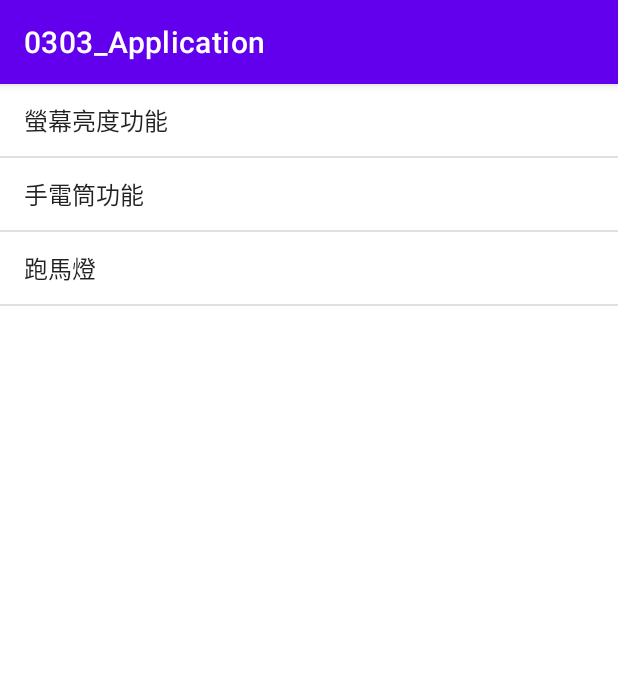
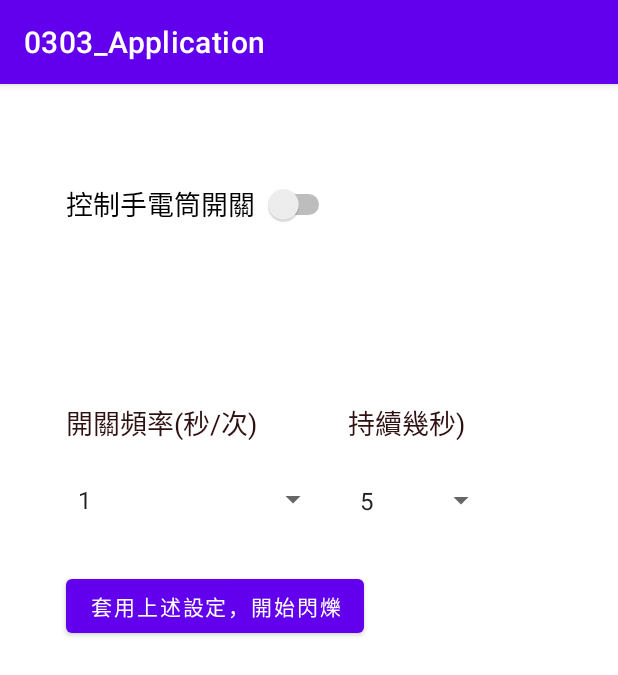
Before and after one commit to Jane0731/ControlScreenLightApp, an Android app: the MenuActivity screen opened directly, with no data from a screen before it, after a tap on "手電筒功能", on a phone screen of 412 x 824 dp. Shown: the top 675 px of the screen. Run offline under Robolectric (Android 15) with nearby library versions, the phone set to English and light mode, and no system bars.

Commit message:
add FlashActivity Function

```diff
--- a/app/build.gradle
+++ b/app/build.gradle
@@ -5,17 +5,14 @@ plugins {
 
 android {
     compileSdk 32
-
     defaultConfig {
         applicationId "com.example.a0303_application"
         minSdk 21
         targetSdk 32
         versionCode 1
         versionName "1.0"
-
         testInstrumentationRunner "androidx.test.runner.AndroidJUnitRunner"
     }
-
     buildTypes {
         release {
             minifyEnabled false
--- a/app/src/main/AndroidManifest.xml
+++ b/app/src/main/AndroidManifest.xml
@@ -2,6 +2,8 @@
 <manifest xmlns:android="http://schemas.android.com/apk/res/android"
     xmlns:tools="http://schemas.android.com/tools"
     package="com.example.a0303_application">
+    <uses-permission android:name="android.permission.FLASHLIGHT" />
+    <uses-permission android:name="android.permission.CAMERA" />
 
     <application
         android:allowBackup="true"
@@ -13,6 +15,9 @@
         android:supportsRtl="true"
         android:theme="@style/Theme.0303_Application"
         tools:targetApi="31">
+        <activity
+            android:name=".FlashlightActivity"
+            android:exported="false" />
         <activity
             android:name=".ScreenLightActivity"
             android:exported="false" />
--- /dev/null
+++ b/app/src/main/java/com/example/a0303_application/FlashlightActivity.kt
@@ -0,0 +1,113 @@
+package com.example.a0303_application
+
+import android.content.Context
+import android.hardware.ConsumerIrManager
+import android.hardware.camera2.CameraManager
+import android.os.Build
+import androidx.appcompat.app.AppCompatActivity
+import android.os.Bundle
+import android.util.Log
+import android.view.View
+import android.widget.*
+import androidx.annotation.RequiresApi
+import com.example.a0303_application.databinding.ActivityFlashlightBinding
+
+class FlashlightActivity : AppCompatActivity() {
+    private lateinit var binding: ActivityFlashlightBinding
+    private lateinit var cameraM:CameraManager
+    private lateinit var spinnerF:Spinner
+    private lateinit var spinnerS:Spinner
+    var frequency=1
+    var second=5
+
+    var isFlash=false
+    @RequiresApi(Build.VERSION_CODES.M)
+    override fun onCreate(savedInstanceState: Bundle?) {
+        super.onCreate(savedInstanceState)
+        binding= ActivityFlashlightBinding.inflate(layoutInflater)
+        setContentView(binding.root)
+        cameraM=getSystemService(Context.CAMERA_SERVICE) as CameraManager
+        binding.lightSwitch.setOnCheckedChangeListener{ _ , isChecked ->
+            setFlashLightOnOrOff()
+        }
+        spinnerF=binding.frequencySpinner
+        ArrayAdapter.createFromResource(
+            this,
+            R.array.frequency_array,
+            android.R.layout.simple_spinner_item
+        ).also { adapter ->
+            // Specify the layout to use when the list of choices appears
+            adapter.setDropDownViewResource(android.R.layout.simple_spinner_dropdown_item)
+            // Apply the adapter to the spinner
+            spinnerF.adapter = adapter
+        }
+        spinnerF.onItemSelectedListener=object:AdapterView.OnItemSelectedListener,
+            AdapterView.OnItemClickListener {
+            override fun onItemSelected(p0: AdapterView<*>?, p1: View?, p2: Int, p3: Long) {
+                when (p2) {
+                    0 -> frequency=1
+                    1 -> frequency=2
+                    2 -> frequency=3
+                    3 -> frequency=4
+                    4 -> frequency=5
+                }
+            }
+            override fun onNothingSelected(p0: AdapterView<*>?) {
+            }
+            override fun onItemClick(p0: AdapterView<*>?, p1: View?, p2: Int, p3: Long) {
+            }
+        }
+        spinnerS=binding.secondSpinner
+        ArrayAdapter.createFromResource(
+            this,
+            R.array.second_array,
+            android.R.layout.simple_spinner_item
+        ).also { adapter ->
+            // Specify the layout to use when the list of choices appears
+            adapter.setDropDownViewResource(android.R.layout.simple_spinner_dropdown_item)
+            // Apply the adapter to the spinner
+            spinnerS.adapter = adapter
+        }
+        spinnerS.onItemSelectedListener=object:AdapterView.OnItemSelectedListener,
+            AdapterView.OnItemClickListener {
+            override fun onItemSelected(p0: AdapterView<*>?, p1: View?, p2: Int, p3: Long) {
+                when (p2) {
+                    0 -> second=5
+                    1 -> second=10
+                    2 -> second=20
+                }
+            }
+            override fun onNothingSelected(p0: AdapterView<*>?) {
+            }
+            override fun onItemClick(p0: AdapterView<*>?, p1: View?, p2: Int, p3: Long) {
+            }
+        }
+        binding.button.setOnClickListener{
+            setFlashLightFrequency(frequency,second)
+        }
+
+    }
+    @RequiresApi(Build.VERSION_CODES.M)
+    private fun setFlashLightOnOrOff(){
+        val cameraListId=cameraM.cameraIdList[0]
+        if(!isFlash){
+            cameraM.setTorchMode(cameraListId,true)
+            isFlash=true
+        }
+        else{
+            cameraM.setTorchMode(cameraListId,false)
+            isFlash=false
+        }
+    }
+    @RequiresApi(Build.VERSION_CODES.M)
+    private fun setFlashLightFrequency(frequency:Int, second:Int){
+        val cameraListId=cameraM.cameraIdList[0]
+        val sleepSecond:Long=1000/frequency.toLong()/2
+        for (i in 1..second*frequency){
+            cameraM.setTorchMode(cameraListId,true)
+            Thread.sleep(sleepSecond)
+            cameraM.setTorchMode(cameraListId,false)
+            Thread.sleep(sleepSecond)
+        }
+    }
+}
--- a/app/src/main/java/com/example/a0303_application/MenuActivity.kt
+++ b/app/src/main/java/com/example/a0303_application/MenuActivity.kt
@@ -3,7 +3,6 @@ package com.example.a0303_application
 import android.content.Intent
 import androidx.appcompat.app.AppCompatActivity
 import android.os.Bundle
-import android.util.Log
 import android.view.View
 import android.widget.*
 
@@ -17,8 +16,10 @@ class MenuActivity : AppCompatActivity() {
         listView.adapter=adapter
         listView.onItemClickListener=object:AdapterView.OnItemClickListener{
             override fun onItemClick(p0: AdapterView<*>?, p1: View?, p2: Int, p3: Long) {
-                if(p2==0){
-                    onClickScreenLight()
+                when (p2) {
+                    0 -> onClickScreenLight()
+                    1 -> onClickFlashlight()
+                    2 -> "Empty"
                 }
             }
         }
@@ -27,4 +28,8 @@ class MenuActivity : AppCompatActivity() {
         val i= Intent(this,ScreenLightActivity::class.java)
         startActivity(i)
     }
+    private fun onClickFlashlight(){
+        val i= Intent(this,FlashlightActivity::class.java)
+        startActivity(i)
+    }
 }
--- a/app/src/main/java/com/example/a0303_application/ScreenLightActivity.kt
+++ b/app/src/main/java/com/example/a0303_application/ScreenLightActivity.kt
@@ -8,7 +8,6 @@ import com.example.a0303_application.databinding.ActivityScreenLightBinding
 
 class ScreenLightActivity : AppCompatActivity() {
     private lateinit var binding:ActivityScreenLightBinding
-
     override fun onCreate(savedInstanceState: Bundle?) {
         super.onCreate(savedInstanceState)
         binding=ActivityScreenLightBinding.inflate(layoutInflater)
@@ -18,43 +17,35 @@ class ScreenLightActivity : AppCompatActivity() {
                 setScreenLight(p1.toFloat()/100)
                 Log.d("持動","float is"+p1.toFloat()/100)
             }
-
             override fun onStartTrackingTouch(p0: SeekBar?) {
             }
-
             override fun onStopTrackingTouch(p0: SeekBar?) {
             }
         })
         binding.radioGroup.setOnCheckedChangeListener{radioGroup,i->
             if(i==R.id.radioButton){
-                Log.d("button","0%")
                 setScreenLight(0.0f)
             }
             else if(i==R.id.radioButton2){
-                Log.d("button","25%")
                 setScreenLight(0.25f)
             }
             else if(i==R.id.radioButton3){
-                Log.d("button","50%")
                 setScreenLight(0.50f)
             }
             else if(i==R.id.radioButton4){
-                Log.d("button","75%")
                 setScreenLight(0.75f)
             }
             else if(i==R.id.radioButton5){
-                Log.d("button","100%")
                 setScreenLight(1.0f)
             }
             else{
-                Log.d("button","啥都沒有")
+                //
             }
         }
     }
 
     private fun setScreenLight(lightValue:Float){
         val lp = window.attributes
-
         //screenBrightness的值範圍為0~1 單位為float
         lp.screenBrightness = java.lang.Float.valueOf(lightValue)
         window.attributes = lp
--- /dev/null
+++ b/app/src/main/res/layout/activity_flashlight.xml
@@ -0,0 +1,73 @@
+<?xml version="1.0" encoding="utf-8"?>
+<androidx.constraintlayout.widget.ConstraintLayout xmlns:android="http://schemas.android.com/apk/res/android"
+    xmlns:app="http://schemas.android.com/apk/res-auto"
+    xmlns:tools="http://schemas.android.com/tools"
+    android:layout_width="match_parent"
+    android:layout_height="match_parent"
+    tools:context=".FlashlightActivity">
+
+
+    <Switch
+        android:id="@+id/lightSwitch"
+        android:layout_width="179dp"
+        android:layout_height="48dp"
+        android:layout_marginStart="44dp"
+        android:layout_marginTop="56dp"
+        android:text="控制手電筒開關"
+        android:textSize="18sp"
+        app:layout_constraintStart_toStartOf="parent"
+        app:layout_constraintTop_toTopOf="parent" />
+
+    <Spinner
+        android:id="@+id/frequencySpinner"
+        android:layout_width="175dp"
+        android:layout_height="42dp"
+        android:layout_marginStart="44dp"
+        android:layout_marginTop="256dp"
+        app:layout_constraintStart_toStartOf="parent"
+        app:layout_constraintTop_toTopOf="parent" />
+
+    <Spinner
+        android:id="@+id/secondSpinner"
+        android:layout_width="99dp"
+        android:layout_height="43dp"
+        android:layout_marginStart="232dp"
+        android:layout_marginTop="256dp"
+        app:layout_constraintStart_toStartOf="parent"
+        app:layout_constraintTop_toTopOf="parent" />
+
+    <TextView
+        android:id="@+id/textView2"
+        android:layout_width="wrap_content"
+        android:layout_height="wrap_content"
+        android:layout_marginStart="44dp"
+        android:layout_marginTop="212dp"
+        android:text="開關頻率(秒/次)"
+        android:textColor="#301111"
+        android:textSize="18sp"
+        app:layout_constraintStart_toStartOf="parent"
+        app:layout_constraintTop_toTopOf="parent" />
+
+    <TextView
+        android:id="@+id/textView3"
+        android:layout_width="wrap_content"
+        android:layout_height="wrap_content"
+        android:layout_marginStart="232dp"
+        android:layout_marginTop="212dp"
+        android:text="持續幾秒)"
+        android:textColor="#301111"
+        android:textSize="18sp"
+        app:layout_constraintStart_toStartOf="parent"
+        app:layout_constraintTop_toTopOf="parent" />
+
+    <Button
+        android:id="@+id/button"
+        android:layout_width="wrap_content"
+        android:layout_height="wrap_content"
+        android:layout_marginStart="44dp"
+        android:layout_marginTop="324dp"
+        android:text="套用上述設定，開始閃爍"
+        app:layout_constraintStart_toStartOf="parent"
+        app:layout_constraintTop_toTopOf="parent" />
+
+</androidx.constraintlayout.widget.ConstraintLayout>
--- a/app/src/main/res/values/strings.xml
+++ b/app/src/main/res/values/strings.xml
@@ -1,3 +1,15 @@
 <resources>
     <string name="app_name">0303_Application</string>
+    <string-array name="frequency_array">
+        <item>1</item>
+        <item>2</item>
+        <item>3</item>
+        <item>4</item>
+        <item>5</item>
+    </string-array>
+    <string-array name="second_array">
+        <item>5</item>
+        <item>10</item>
+        <item>20</item>
+    </string-array>
 </resources>
```
Also changed, not shown: app/src/main/res/layout/activity_screen_light.xml (+0 -9 lines).
